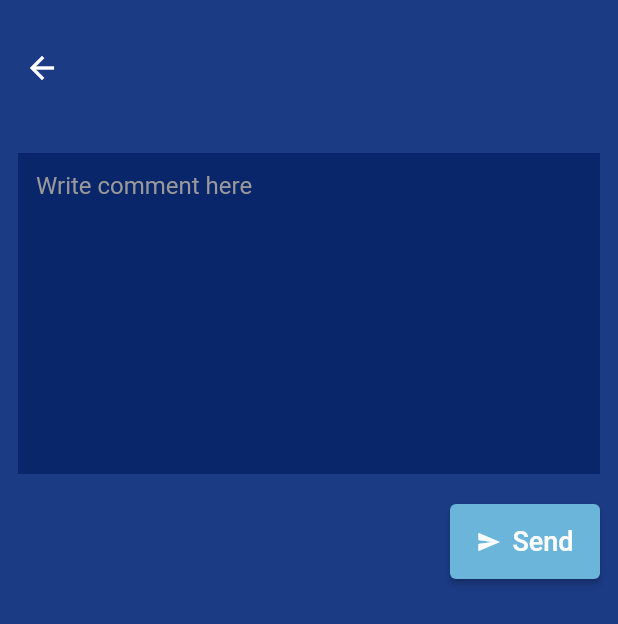
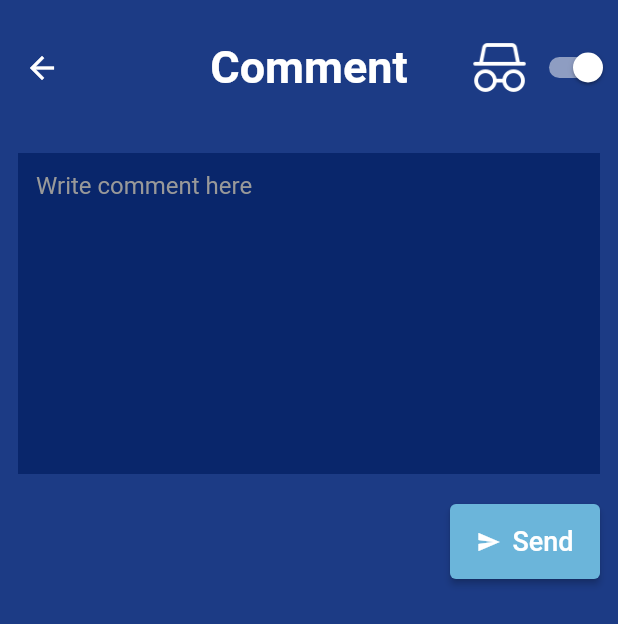
Before and after one commit to saysomphon/qforum, a Flutter app: the PostScreen screen opened directly with empty values, after a tap on the "add" icon, on a phone screen of 412 x 824 dp. Shown: the top 624 px of the screen. Run offline on Flutter 3.47's test engine with Material 2 defaults, Android fonts, the phone set to English and light mode, and no system bars; our stand-ins replace cloud_firestore, firebase_auth, firebase_core, flutter_svg, fluttertoast, get and 1 more; accounts and stored records are empty; network calls fail.

Commit message:
add anonymous switch

```diff
--- a/lib/screens/add_comment/add_comment_screen.dart
+++ b/lib/screens/add_comment/add_comment_screen.dart
@@ -17,6 +17,7 @@ class _AddCommentScreenState extends State<AddCommentScreen> {
   String errorMessage = "";
   final commentController = TextEditingController();
   bool loading = false;
+  bool is_anonymous = true;
 
   CollectionReference comment =
       FirebaseFirestore.instance.collection('comment');
@@ -40,9 +41,9 @@ class _AddCommentScreenState extends State<AddCommentScreen> {
       loading = true;
     });
     return comment.add({
-      'created_at': '10/12/2022',
+      'created_at': DateTime.now().toString(),
       'email': 'ting@gmail.com',
-      'is_anonymous': false,
+      'is_anonymous': is_anonymous,
       'message': commentController.text,
       'post_id': widget.postId
     }).then((value) {
@@ -65,7 +66,28 @@ class _AddCommentScreenState extends State<AddCommentScreen> {
     return GestureDetector(
       onTap: () => FocusScope.of(context).unfocus(),
       child: Scaffold(
-        appBar: AppBar(),
+        appBar: AppBar(
+          title: const Text("Comment"),
+          centerTitle: true,
+          actions: [
+            Row(
+              children: [
+                Image.asset('assets/images/incognito.png', scale: 1.6),
+                Switch(
+                  // This bool value toggles the switch.
+                  value: is_anonymous,
+                  activeColor: Colors.white,
+                  onChanged: (bool value) {
+                    // This is called when the user toggles the switch.
+                    setState(() {
+                      is_anonymous = value;
+                    });
+                  },
+                ),
+              ],
+            )
+          ],
+        ),
         body: Padding(
           padding: const EdgeInsets.all(PaddingConstant.scaffoldPadding),
           child: SingleChildScrollView(
@@ -75,7 +97,7 @@ class _AddCommentScreenState extends State<AddCommentScreen> {
                 TextField(
                   controller: commentController,
                   keyboardType: TextInputType.multiline,
-                  style: TextStyle(color: Colors.white),
+                  style: const TextStyle(color: Colors.white),
                   maxLines: 10,
                   decoration: InputDecoration(
                     hintText: 'Write comment here',
@@ -97,7 +119,7 @@ class _AddCommentScreenState extends State<AddCommentScreen> {
                       alignment: Alignment.centerRight,
                       child: Text(
                         errorMessage,
-                        style: TextStyle(color: Colors.red),
+                        style: const TextStyle(color: Colors.red),
                       ),
                     ),
                   ),
--- a/lib/screens/post/widgets/card_comment.dart
+++ b/lib/screens/post/widgets/card_comment.dart
@@ -42,7 +42,7 @@ class CardComment extends StatelessWidget {
               children: [
                 Padding(
                   padding: const EdgeInsets.only(top: 6),
-                  child: Text('User: $author',
+                  child: Text(isAnonymous ? 'User: Anonymous' : 'User: $author',
                       style: TextStyle(color: ColorsConstant.textLightGrey)),
                 ),
                 RichText(
--- a/lib/theme.dart
+++ b/lib/theme.dart
@@ -54,7 +54,7 @@ TextTheme textTheme() {
     labelMedium:
         TextStyle(fontSize: 60, letterSpacing: 0, fontWeight: FontWeight.w600),
     titleLarge:
-        TextStyle(fontSize: 40, letterSpacing: 0, fontWeight: FontWeight.w600),
+        TextStyle(fontSize: 30, letterSpacing: 0, fontWeight: FontWeight.w600),
     titleSmall:
         TextStyle(fontSize: 18, letterSpacing: 0, fontWeight: FontWeight.w600),
   );
--- a/pubspec.yaml
+++ b/pubspec.yaml
@@ -71,6 +71,7 @@ flutter:
   # To add assets to your application, add an assets section, like this:
   assets:
     - assets/svgs/
+    - assets/images/
 
   # An image asset can refer to one or more resolution-specific "variants", see
   # https://flutter.dev/assets-and-images/#resolution-aware
```
Also changed, not shown: assets/images/incognito.png (added), 2 other files.
